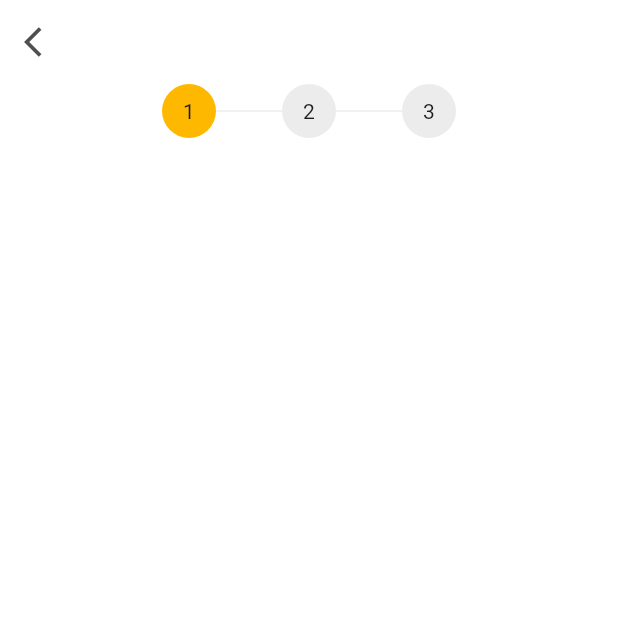
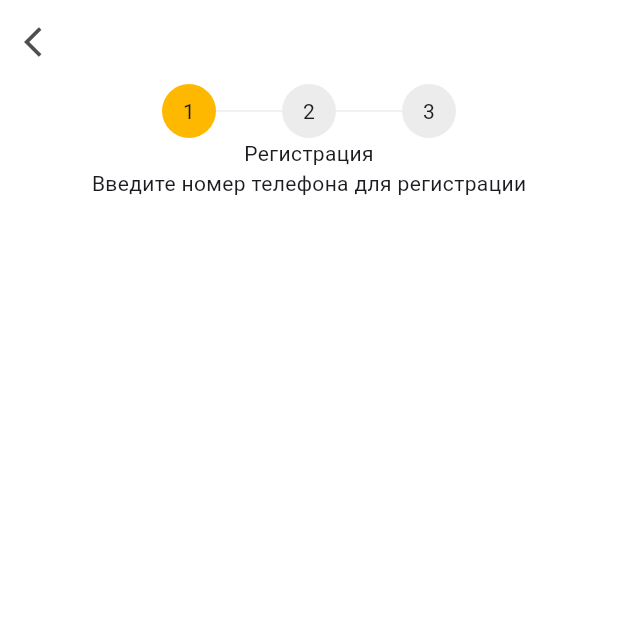
Before and after one commit to theivmatic/auth_test, a Flutter app: the screen it shows after launch, on a phone screen of 412 x 824 dp, the top half of it. Run offline on Flutter 3.47's test engine with Material 3 defaults, Android fonts, the phone set to English and light mode, and no system bars; our stand-ins replace firebase_core; accounts and stored records are empty.

Commit message:
created theme file and added colors

```diff
--- a/lib/src/feature/auth/screens/login_screen.dart
+++ b/lib/src/feature/auth/screens/login_screen.dart
@@ -1,4 +1,5 @@
 import 'package:auth_test/src/feature/auth/widgets/numbers_row.dart';
+import 'package:auth_test/theme.dart';
 import 'package:flutter/material.dart';
 
 class LoginScreen extends StatelessWidget {
@@ -16,7 +17,7 @@ class LoginScreen extends StatelessWidget {
             color: Color.fromRGBO(79, 79, 79, 1),
           ),
         ),
-        backgroundColor: Colors.white,
+        backgroundColor: AppColors.white,
         elevation: 0,
       ),
       backgroundColor: Colors.white,
@@ -24,10 +25,12 @@ class LoginScreen extends StatelessWidget {
         child: Column(
           children: [
             NumbersRowWidget(
-              firstCircleColor: Color.fromRGBO(255, 184, 0, 1),
+              firstCircleColor: AppColors.orange,
               firstCircleContent: Text('1'),
-              secondCircleColor: Color.fromRGBO(236, 236, 236, 1),
+              secondCircleColor: AppColors.gray,
             ),
+            Text('Регистрация'),
+            Text('Введите номер телефона для регистрации'),
           ],
         ),
       ),
--- a/lib/src/feature/auth/widgets/numbers_row.dart
+++ b/lib/src/feature/auth/widgets/numbers_row.dart
@@ -1,3 +1,4 @@
+import 'package:auth_test/theme.dart';
 import 'package:flutter/material.dart';
 
 class NumbersRowWidget extends StatelessWidget {
@@ -31,16 +32,16 @@ class NumbersRowWidget extends StatelessWidget {
         Container(
           width: 44,
           height: 1,
-          decoration: BoxDecoration(
-            color: secondCircleColor,
+          decoration: const BoxDecoration(
+            color: AppColors.gray,
           ),
         ),
         Container(
           width: 36,
           height: 36,
-          decoration: const BoxDecoration(
+          decoration: BoxDecoration(
               //TODO: вывести цвет в переменные
-              color: Color.fromRGBO(236, 236, 236, 1),
+              color: secondCircleColor,
               shape: BoxShape.circle),
           child: const Center(
             child: Text('2'),
--- /dev/null
+++ b/lib/theme.dart
@@ -0,0 +1,11 @@
+import 'package:flutter/material.dart';
+
+abstract class AppColors {
+  static const white = Colors.white;
+  static const orange = Color.fromRGBO(255, 184, 0, 1);
+  static const gray = Color.fromRGBO(236, 236, 236, 1);
+}
+
+abstract class TextStyles {
+  static const headline = '';
+}
```
Also changed, not shown: 2 other files.
